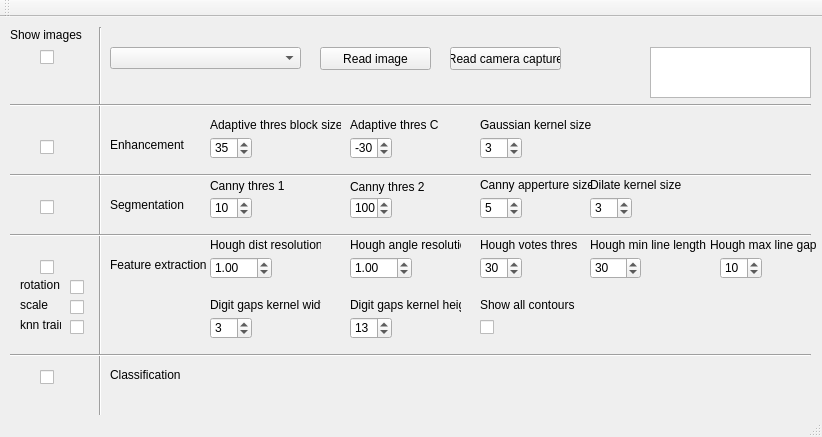
AIHGomaa/EVDProject1, file mainwindow.ui: the form before one commit.
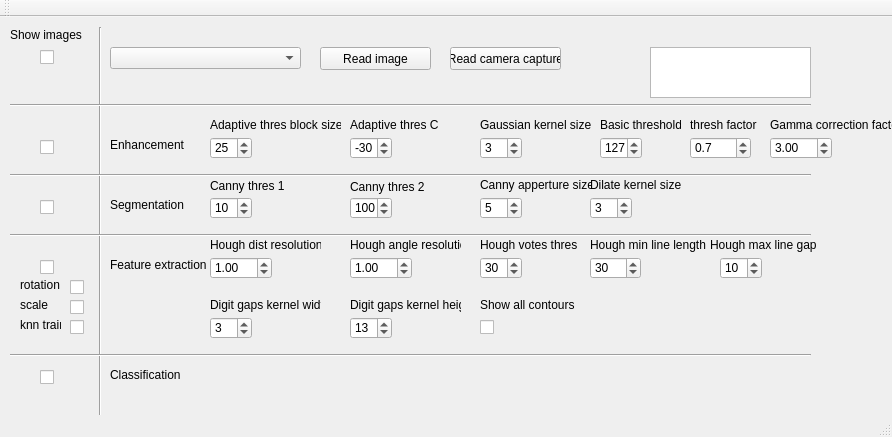
The form after the commit.

```diff
--- a/mainwindow.ui
+++ b/mainwindow.ui
@@ -6,7 +6,7 @@
    <rect>
     <x>0</x>
     <y>0</y>
-    <width>822</width>
+    <width>892</width>
     <height>437</height>
    </rect>
   </property>
@@ -43,7 +43,7 @@
      <number>2</number>
     </property>
     <property name="value">
-     <number>35</number>
+     <number>25</number>
     </property>
    </widget>
    <widget class="QLabel" name="label">
@@ -860,6 +860,120 @@
      <string>Show all contours</string>
     </property>
    </widget>
+   <widget class="QLabel" name="label_24">
+    <property name="geometry">
+     <rect>
+      <x>600</x>
+      <y>100</y>
+      <width>81</width>
+      <height>16</height>
+     </rect>
+    </property>
+    <property name="text">
+     <string>Basic threshold</string>
+    </property>
+   </widget>
+   <widget class="QSpinBox" name="spnEnhancementBasicThreshold">
+    <property name="geometry">
+     <rect>
+      <x>600</x>
+      <y>120</y>
+      <width>42</width>
+      <height>22</height>
+     </rect>
+    </property>
+    <property name="minimum">
+     <number>0</number>
+    </property>
+    <property name="maximum">
+     <number>255</number>
+    </property>
+    <property name="singleStep">
+     <number>2</number>
+    </property>
+    <property name="value">
+     <number>127</number>
+    </property>
+   </widget>
+   <widget class="QLabel" name="label_25">
+    <property name="geometry">
+     <rect>
+      <x>770</x>
+      <y>100</y>
+      <width>131</width>
+      <height>16</height>
+     </rect>
+    </property>
+    <property name="text">
+     <string>Gamma correction factor</string>
+    </property>
+   </widget>
+   <widget class="QDoubleSpinBox" name="spnEnhancementGammaCorrectionFactor">
+    <property name="geometry">
+     <rect>
+      <x>770</x>
+      <y>120</y>
+      <width>62</width>
+      <height>22</height>
+     </rect>
+    </property>
+    <property name="toolTip">
+     <string>In degrees</string>
+    </property>
+    <property name="minimum">
+     <double>0.500000000000000</double>
+    </property>
+    <property name="maximum">
+     <double>8.000000000000000</double>
+    </property>
+    <property name="singleStep">
+     <double>0.500000000000000</double>
+    </property>
+    <property name="value">
+     <double>3.000000000000000</double>
+    </property>
+   </widget>
+   <widget class="QLabel" name="label_26">
+    <property name="geometry">
+     <rect>
+      <x>690</x>
+      <y>100</y>
+      <width>71</width>
+      <height>16</height>
+     </rect>
+    </property>
+    <property name="text">
+     <string>thresh factor</string>
+    </property>
+   </widget>
+   <widget class="QDoubleSpinBox" name="spnEnhancementThreshFactor">
+    <property name="geometry">
+     <rect>
+      <x>690</x>
+      <y>120</y>
+      <width>61</width>
+      <height>22</height>
+     </rect>
+    </property>
+    <property name="toolTip">
+     <string>In degrees</string>
+    </property>
+    <property name="decimals">
+     <number>1</number>
+    </property>
+    <property name="minimum">
+     <double>0.100000000000000</double>
+    </property>
+    <property name="maximum">
+     <double>10.000000000000000</double>
+    </property>
+    <property name="singleStep">
+     <double>0.100000000000000</double>
+    </property>
+    <property name="value">
+     <double>0.700000000000000</double>
+    </property>
+   </widget>
   </widget>
   <widget class="QMenuBar" name="menuBar">
    <property name="geometry">
```
Left out of the diff: 7 changed lines with no effect on the pictures.
